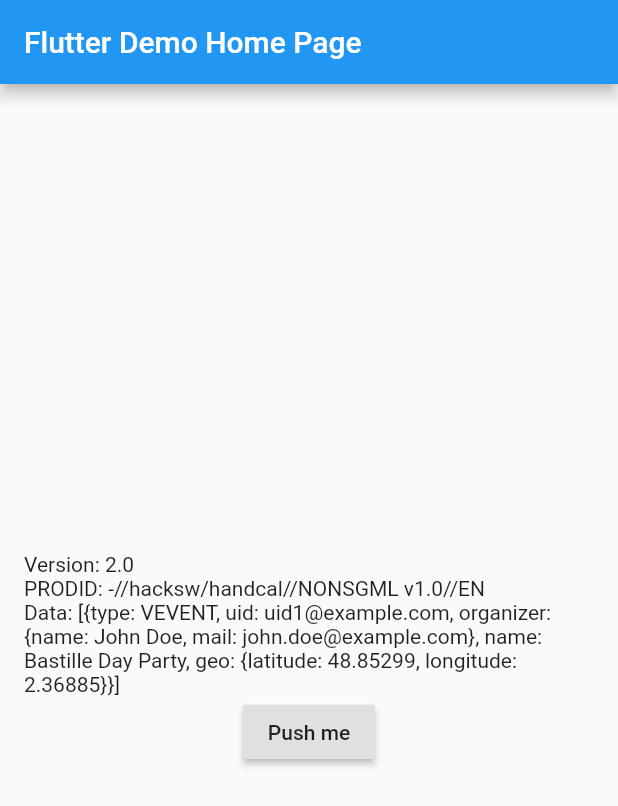
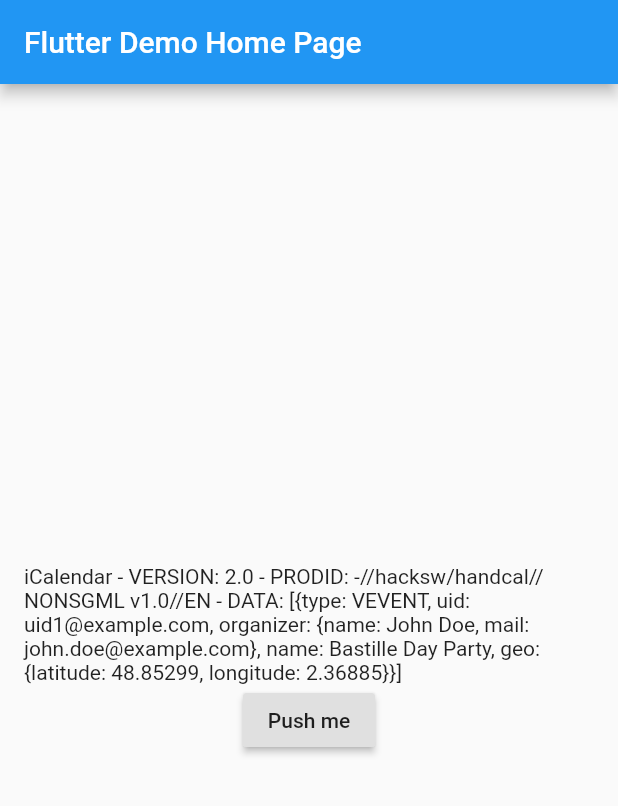
Before and after one commit to TesteurManiak/icalendar_parser, a Flutter app: the screen it shows after launch, after a tap on "Push me", on a phone screen of 412 x 824 dp. Shown: the top 806 px of the screen. Run offline on Flutter 3.47's test engine with Material 2 defaults, Android fonts, the phone set to English and light mode, and no system bars.

Commit message:
created some base model

````diff
--- a/example/lib/main.dart
+++ b/example/lib/main.dart
@@ -47,9 +47,7 @@ class _MyHomePageState extends State<MyHomePage> {
           crossAxisAlignment: CrossAxisAlignment.start,
           mainAxisAlignment: MainAxisAlignment.center,
           children: <Widget>[
-            Text("Version: ${_iCalendar?.version}"),
-            Text("PRODID: ${_iCalendar?.prodid}"),
-            Text("Data: ${_iCalendar?.data}"),
+            Text("${_iCalendar?.toString()}"),
             Center(
               child: RaisedButton(
                 child: Text('Push me'),
--- a/lib/icalendar_parser.dart
+++ b/lib/icalendar_parser.dart
@@ -1,3 +1,8 @@
 library icalendar_parser;
 
 export 'src/model/icalendar.dart';
+export 'src/model/ics_geo.dart';
+export 'src/model/organizer.dart';
+export 'src/model/vevent.dart';
+
+export 'src/exceptions/icalendar_exception.dart';
--- a/lib/src/model/icalendar.dart
+++ b/lib/src/model/icalendar.dart
@@ -3,8 +3,9 @@ import 'package:icalendar_parser/src/exceptions/icalendar_exception.dart';
 class ICalendar {
   final String version;
   final String prodid;
-  final List data;
+  final List<Map<String, dynamic>> data;
 
+  /// Default constructor.
   ICalendar({
     this.version,
     this.prodid,
@@ -12,7 +13,7 @@ class ICalendar {
   });
 
   /// Parse an [ICalendar] object from a [String]. The line from the parameter
-  /// must be separated with a `\n`.
+  /// [icsString] must be separated with a `\n`.
   ///
   /// The first line must be `BEGIN:CALENDAR`, and the last line must be
   /// `END:CALENDAR`.
@@ -177,14 +178,14 @@ class ICalendar {
   };
 
   /// Parse a [List] of icalendar object from a [String]. The line from the
-  /// parameter must be separated with a `\n`.
-  static List<Map<String, dynamic>> fromStringToJson(String icString,
+  /// parameter [icsString] must be separated with a `\n`.
+  static List<Map<String, dynamic>> fromStringToJson(String icsString,
       {bool allowEmptyLine = true}) {
     List<Map<String, dynamic>> data = [];
     List events = [];
     Map<String, dynamic> lastEvent = {};
 
-    List<String> lines = icString.split('\n');
+    List<String> lines = icsString.split('\n');
 
     for (int i = 0; i < lines.length; i++) {
       String line = lines[i].trim();
@@ -220,7 +221,25 @@ class ICalendar {
           lastEvent = _objects[name](value, params, events, lastEvent);
       }
     }
-
     return data;
   }
+
+  /// Convert [ICalendar] object to a [Map] containing all its data.
+  ///
+  /// ```
+  /// {
+  ///   "version": ICalendar.version,
+  ///   "prodid": ICalendar.prodid,
+  ///   "data": ICalendar.data
+  /// }
+  /// ```
+  Map<String, dynamic> toJson() => {
+        "version": version,
+        "prodid": prodid,
+        "data": data,
+      };
+
+  @override
+  String toString() =>
+      'iCalendar - VERSION: $version - PRODID: $prodid - DATA: $data';
 }
````
Also changed, not shown: lib/src/model/ics_geo.dart (added, +12 -0 lines), lib/src/model/organizer.dart (added, +16 -0 lines), lib/src/model/vevent.dart (added, +26 -0 lines).
